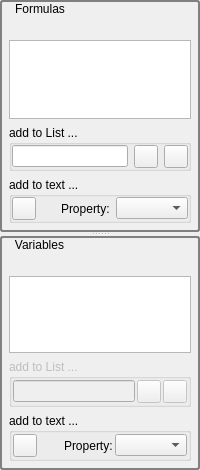
Qt form src/MainApp/View/UI-Elements/mathform.ui (nfbyfm/TME) before a commit.
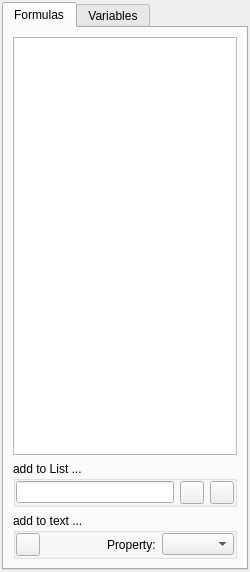
The same form after that commit. Icons and pictures are not drawn.

Diff of the .ui file:
```diff
--- a/src/MainApp/View/UI-Elements/mathform.ui
+++ b/src/MainApp/View/UI-Elements/mathform.ui
@@ -6,72 +6,54 @@
    <rect>
     <x>0</x>
     <y>0</y>
-    <width>200</width>
-    <height>470</height>
+    <width>250</width>
+    <height>572</height>
    </rect>
   </property>
+  <property name="sizePolicy">
+   <sizepolicy hsizetype="MinimumExpanding" vsizetype="Preferred">
+    <horstretch>0</horstretch>
+    <verstretch>0</verstretch>
+   </sizepolicy>
+  </property>
   <property name="windowTitle">
    <string>MathForm</string>
   </property>
-  <layout class="QGridLayout" name="gridLayout_3">
+  <layout class="QHBoxLayout" name="horizontalLayout">
    <property name="leftMargin">
-    <number>0</number>
+    <number>2</number>
    </property>
    <property name="topMargin">
-    <number>0</number>
+    <number>2</number>
    </property>
    <property name="rightMargin">
-    <number>0</number>
+    <number>2</number>
    </property>
    <property name="bottomMargin">
-    <number>0</number>
+    <number>2</number>
    </property>
-   <property name="spacing">
-    <number>0</number>
-   </property>
-   <item row="0" column="0">
-    <widget class="QSplitter" name="splitter">
-     <property name="orientation">
-      <enum>Qt::Vertical</enum>
+   <item>
+    <widget class="QTabWidget" name="tabWidget">
+     <property name="sizePolicy">
+      <sizepolicy hsizetype="Ignored" vsizetype="Expanding">
+       <horstretch>0</horstretch>
+       <verstretch>0</verstretch>
+      </sizepolicy>
      </property>
-     <widget class="QGroupBox" name="groupBox_Formulas">
-      <property name="sizePolicy">
-       <sizepolicy hsizetype="Preferred" vsizetype="Ignored">
-        <horstretch>0</horstretch>
-        <verstretch>0</verstretch>
-       </sizepolicy>
-      </property>
-      <property name="styleSheet">
-       <string notr="true">QGroupBox#groupBox_Formulas
-{ 
-     border: 2px solid gray; 
-     border-radius: 3px; 
- } 
-QGroupBox#groupBox_Formulas::title { 
-    background-color: transparent;
-     subcontrol-position: top left; /* position at the top left*/ 
-     padding:2 13px;
- } </string>
-      </property>
-      <property name="title">
+     <property name="layoutDirection">
+      <enum>Qt::LeftToRight</enum>
+     </property>
+     <property name="tabPosition">
+      <enum>QTabWidget::North</enum>
+     </property>
+     <property name="currentIndex">
+      <number>0</number>
+     </property>
+     <widget class="QWidget" name="tabFormulas">
+      <attribute name="title">
        <string>Formulas</string>
-      </property>
+      </attribute>
       <layout class="QVBoxLayout" name="verticalLayout_6">
-       <property name="spacing">
-        <number>6</number>
-       </property>
-       <property name="leftMargin">
-        <number>6</number>
-       </property>
-       <property name="topMargin">
-        <number>20</number>
-       </property>
-       <property name="rightMargin">
-        <number>6</number>
-       </property>
-       <property name="bottomMargin">
-        <number>6</number>
-       </property>
        <item>
         <widget class="QTableWidget" name="formulaTableWidget">
          <property name="sizePolicy">
@@ -220,44 +202,11 @@
        </item>
       </layout>
      </widget>
-     <widget class="QGroupBox" name="groupBox_Variables">
-      <property name="sizePolicy">
-       <sizepolicy hsizetype="Preferred" vsizetype="Ignored">
-        <horstretch>0</horstretch>
-        <verstretch>0</verstretch>
-       </sizepolicy>
-      </property>
-      <property name="styleSheet">
-       <string notr="true">QGroupBox#groupBox_Variables
-{ 
-     border: 2px solid gray; 
-     border-radius: 3px; 
- } 
-QGroupBox#groupBox_Variables::title { 
-    background-color: transparent;
-     subcontrol-position: top left; /* position at the top left*/ 
-     padding:2 13px;
- } </string>
-      </property>
-      <property name="title">
+     <widget class="QWidget" name="tabVariables">
+      <attribute name="title">
        <string>Variables</string>
-      </property>
+      </attribute>
       <layout class="QVBoxLayout" name="verticalLayout_4">
-       <property name="spacing">
-        <number>6</number>
-       </property>
-       <property name="leftMargin">
-        <number>6</number>
-       </property>
-       <property name="topMargin">
-        <number>20</number>
-       </property>
-       <property name="rightMargin">
-        <number>6</number>
-       </property>
-       <property name="bottomMargin">
-        <number>6</number>
-       </property>
        <item>
         <widget class="QTableWidget" name="variableTableWidget">
          <property name="sizePolicy">
```
